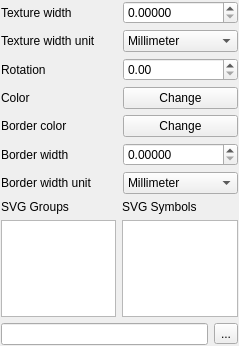
The window that src/ui/symbollayer/widget_svgfill.ui (carsmie/QGIS) describes before a commit, drawn with Qt 5.
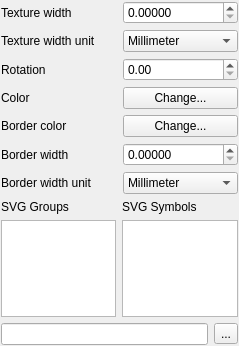
The same window after the commit. Custom widgets are drawn as their Qt base class.

```diff
--- a/src/ui/symbollayer/widget_svgfill.ui
+++ b/src/ui/symbollayer/widget_svgfill.ui
@@ -53,7 +53,7 @@
      <item row="3" column="1">
       <widget class="QgsColorButtonV2" name="mChangeColorButton">
        <property name="text">
-        <string>Change</string>
+        <string>Change...</string>
        </property>
       </widget>
      </item>
@@ -67,7 +67,7 @@
      <item row="4" column="1">
       <widget class="QgsColorButtonV2" name="mChangeBorderColorButton">
        <property name="text">
-        <string>Change</string>
+        <string>Change...</string>
        </property>
       </widget>
      </item>
```
Left out of the diff: 6 changed lines with no effect on the pictures.
